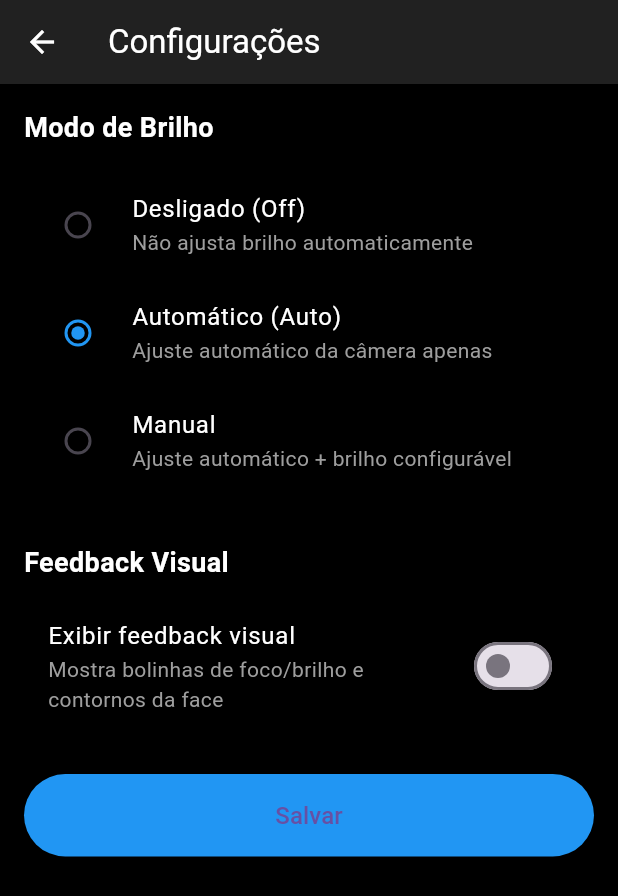
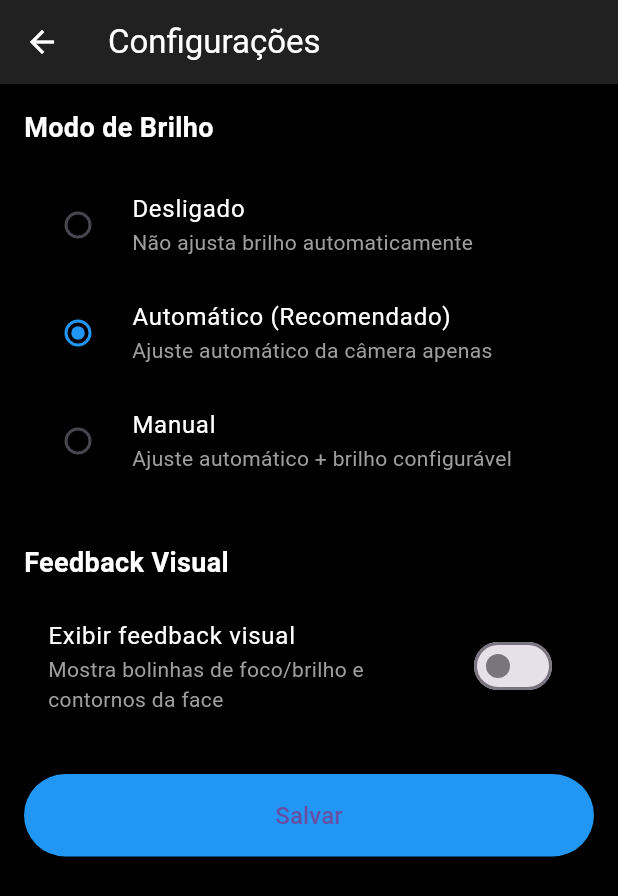
Before and after one commit to caio-pellegrini/appfacial, a Flutter app: the screen it shows after launch, after a tap on the "settings" icon, on a phone screen of 412 x 824 dp. Shown: the top 896 px of the screen. Run offline on Flutter 3.47's test engine with Material 3 defaults, Android fonts, the phone set to English and light mode, and no system bars; our stand-ins replace shared_preferences; missing offline and left inert: camerawesome, google_mlkit_face_detection.

Commit message:
fix: ajust zoom and labels for settings

```diff
--- a/lib/settings_screen.dart
+++ b/lib/settings_screen.dart
@@ -9,17 +9,17 @@ class SettingsScreen extends StatefulWidget {
   final bool currentShowVisualFeedback;
 
   const SettingsScreen({
-    Key? key,
+    super.key,
     required this.currentMode,
     required this.currentOffset,
     required this.currentShowVisualFeedback,
-  }) : super(key: key);
+  });
 
   @override
-  _SettingsScreenState createState() => _SettingsScreenState();
+  SettingsScreenState createState() => SettingsScreenState();
 }
 
-class _SettingsScreenState extends State<SettingsScreen> {
+class SettingsScreenState extends State<SettingsScreen> {
   late BrightnessModeConfig _selectedMode;
   late double _offsetValue;
   late bool _showVisualFeedback;
@@ -72,7 +72,7 @@ class _SettingsScreenState extends State<SettingsScreen> {
           // Opção Off
           RadioListTile<BrightnessModeConfig>(
             title: Text(
-              'Desligado (Off)',
+              'Desligado',
               style: TextStyle(color: Colors.white),
             ),
             subtitle: Text(
@@ -92,7 +92,7 @@ class _SettingsScreenState extends State<SettingsScreen> {
           // Opção Auto
           RadioListTile<BrightnessModeConfig>(
             title: Text(
-              'Automático (Auto)',
+              'Automático (Recomendado)',
               style: TextStyle(color: Colors.white),
             ),
             subtitle: Text(
--- a/pubspec.yaml
+++ b/pubspec.yaml
@@ -30,7 +30,7 @@ environment:
 dependencies:
   flutter:
     sdk: flutter
-  camerawesome: ^2.1.0
+  camerawesome: ^2.5.0
   google_mlkit_face_detection: ^0.12.0
   shared_preferences: ^2.2.2
 
```
Also changed, not shown: lib/main.dart (+3 -4 lines), pubspec.lock, 2 other files.
